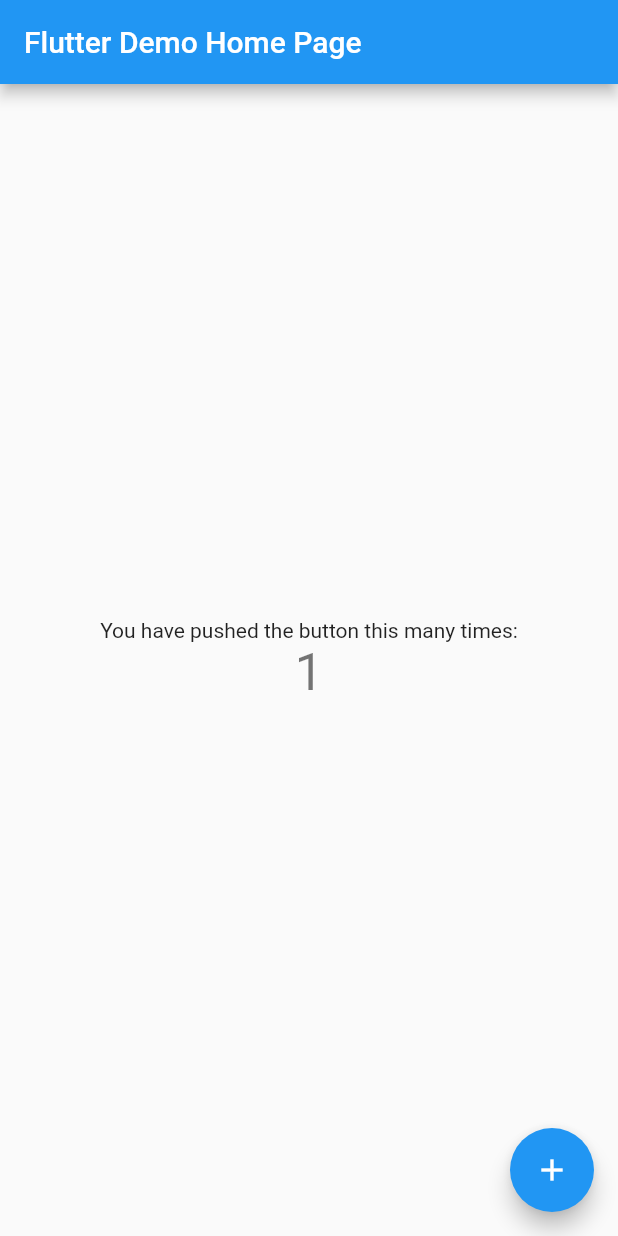
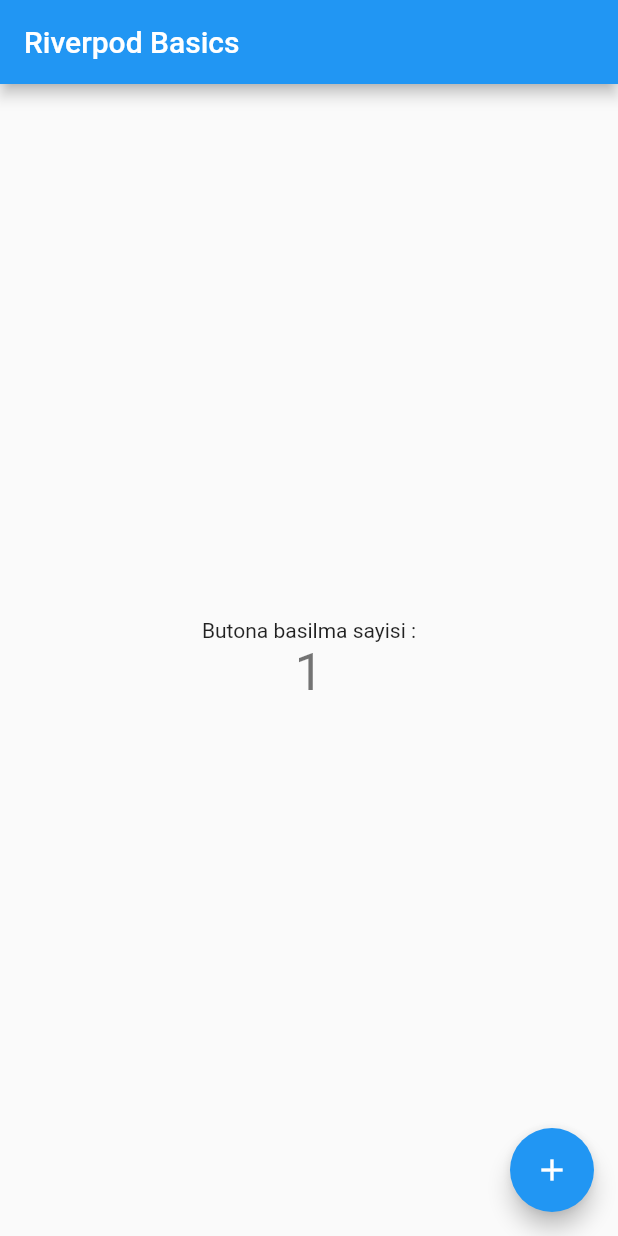
Before and after one commit to nemet92/Flutter_State_Managment, a Flutter app: the screen it shows after launch, after a tap on the "add" icon, on a phone screen of 412 x 824 dp. Run offline on Flutter 3.47's test engine with Material 2 defaults, Android fonts, the phone set to English and light mode, and no system bars; our stand-ins replace flutter_riverpod.

Commit message:
Riverpod

```diff
--- a/flutterstatet/lib/main.dart
+++ b/flutterstatet/lib/main.dart
@@ -1,7 +1,9 @@
 import 'package:flutter/material.dart';
+import 'package:flutter_riverpod/flutter_riverpod.dart';
+import 'package:flutterstatet/riverpod.dart';
 
 void main() {
-  runApp(const MyApp());
+  runApp(const ProviderScope(child: RiverpodBasic()));
 }
 
 class MyApp extends StatelessWidget {
--- /dev/null
+++ b/flutterstatet/lib/riverpod.dart
@@ -0,0 +1,100 @@
+import 'package:flutter/material.dart';
+import 'package:flutter_riverpod/flutter_riverpod.dart';
+
+final titleProvider = Provider<String>(((ref) => "Riverpod Basics"));
+final textProvider = Provider<String>(((ref) {
+  return "Butona basilma sayisi :";
+}));
+
+final sayacStateProvider = StateProvider<int>((ref) {
+  return 0;
+});
+
+class RiverpodBasic extends StatelessWidget {
+  const RiverpodBasic({super.key});
+
+  @override
+  Widget build(BuildContext context) {
+    return MaterialApp(
+      debugShowCheckedModeBanner: false,
+      title: 'Flutter Demo',
+      theme: ThemeData(
+        primarySwatch: Colors.blue,
+      ),
+      home: const MyHomePage(),
+    );
+  }
+}
+
+class MyHomePage extends StatelessWidget {
+  const MyHomePage({
+    super.key,
+  });
+
+  @override
+  Widget build(BuildContext context) {
+    return Scaffold(
+        appBar: AppBar(
+          title: Consumer(builder: ((context, ref, child) {
+            var title = ref.watch(titleProvider);
+            return Text(title);
+          })),
+        ),
+        body: Center(
+          child: Column(
+            mainAxisAlignment: MainAxisAlignment.center,
+            children: const <Widget>[
+              MyText(),
+              MyCounterText(),
+            ],
+          ),
+        ),
+        floatingActionButton: const MyFloatingActionButton());
+  }
+}
+
+class MyCounterText extends ConsumerWidget {
+  const MyCounterText({
+    super.key,
+  });
+
+  @override
+  Widget build(BuildContext context, WidgetRef ref) {
+    var sayac = ref.watch(sayacStateProvider);
+    return Text(
+      sayac.toString(),
+      style: Theme.of(context).textTheme.headline4,
+    );
+  }
+}
+
+class MyText extends ConsumerWidget {
+  const MyText({super.key});
+
+  @override
+  Widget build(BuildContext context, WidgetRef ref) {
+    // var text = ref.watch(textProvider);
+    return Text(ref.watch(textProvider));
+  }
+}
+
+class MyFloatingActionButton extends ConsumerWidget {
+  const MyFloatingActionButton({
+    super.key,
+  });
+
+  @override
+  Widget build(BuildContext context, WidgetRef ref) {
+    return FloatingActionButton(
+      onPressed: () {
+        //new version 3.0
+
+        ref.read(sayacStateProvider.notifier).state++;
+// old version 2.0
+        // ref.read(sayacStateProvider.state).state++;
+      },
+      tooltip: 'Increment',
+      child: const Icon(Icons.add),
+    );
+  }
+}
--- a/flutterstatet/pubspec.yaml
+++ b/flutterstatet/pubspec.yaml
@@ -31,6 +31,7 @@
 dependencies:
   flutter:
     sdk: flutter
+  flutter_riverpod:
 
 
   # The following adds the Cupertino Icons font to your application.
```
Also changed, not shown: flutterstatet/pubspec.lock.
